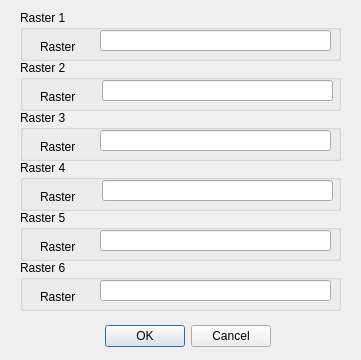
Before: the Qt Designer form TestModule_dialog.ui in fundor333/RUSLECalculator, drawn with Qt 5.
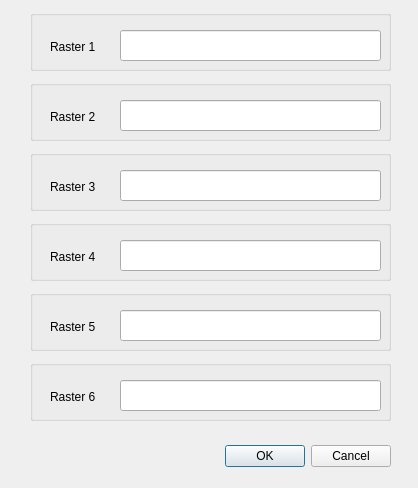
After: the same form once the commit is applied.

Commit message: Test per la grafica

```diff
--- a/TestModule_dialog.ui
+++ b/TestModule_dialog.ui
@@ -6,8 +6,8 @@
    <rect>
     <x>0</x>
     <y>0</y>
-    <width>361</width>
-    <height>360</height>
+    <width>418</width>
+    <height>488</height>
    </rect>
   </property>
   <property name="cursor">
@@ -19,9 +19,9 @@
   <widget class="QDialogButtonBox" name="button_box">
    <property name="geometry">
     <rect>
-     <x>90</x>
-     <y>320</y>
-     <width>181</width>
+     <x>50</x>
+     <y>440</y>
+     <width>341</width>
      <height>32</height>
     </rect>
    </property>
@@ -35,218 +35,218 @@
   <widget class="QGroupBox" name="groupBox">
    <property name="geometry">
     <rect>
-     <x>20</x>
+     <x>30</x>
      <y>10</y>
-     <width>321</width>
-     <height>51</height>
+     <width>361</width>
+     <height>61</height>
     </rect>
    </property>
    <property name="title">
-    <string>Raster 1</string>
+    <string/>
    </property>
-   <widget class="QLabel" name="label">
-    <property name="geometry">
-     <rect>
-      <x>20</x>
-      <y>30</y>
-      <width>56</width>
-      <height>13</height>
-     </rect>
-    </property>
-    <property name="text">
-     <string>Raster</string>
-    </property>
-   </widget>
    <widget class="QLineEdit" name="inputL1">
     <property name="geometry">
      <rect>
-      <x>80</x>
+      <x>90</x>
       <y>20</y>
-      <width>231</width>
-      <height>21</height>
+      <width>261</width>
+      <height>31</height>
      </rect>
     </property>
    </widget>
+   <widget class="QLabel" name="label">
+    <property name="geometry">
+     <rect>
+      <x>20</x>
+      <y>30</y>
+      <width>56</width>
+      <height>13</height>
+     </rect>
+    </property>
+    <property name="text">
+     <string>Raster 1</string>
+    </property>
+   </widget>
   </widget>
   <widget class="QGroupBox" name="groupBox_2">
    <property name="geometry">
     <rect>
-     <x>20</x>
-     <y>60</y>
-     <width>321</width>
-     <height>51</height>
+     <x>30</x>
+     <y>80</y>
+     <width>361</width>
+     <height>61</height>
     </rect>
    </property>
    <property name="title">
-    <string>Raster 2</string>
+    <string/>
    </property>
-   <widget class="QLabel" name="label_2">
-    <property name="geometry">
-     <rect>
-      <x>20</x>
-      <y>30</y>
-      <width>56</width>
-      <height>13</height>
-     </rect>
-    </property>
-    <property name="text">
-     <string>Raster</string>
-    </property>
-   </widget>
    <widget class="QLineEdit" name="inputL2">
     <property name="geometry">
      <rect>
-      <x>82</x>
+      <x>90</x>
       <y>20</y>
-      <width>231</width>
-      <height>21</height>
+      <width>261</width>
+      <height>31</height>
      </rect>
     </property>
    </widget>
+   <widget class="QLabel" name="label_2">
+    <property name="geometry">
+     <rect>
+      <x>20</x>
+      <y>30</y>
+      <width>56</width>
+      <height>13</height>
+     </rect>
+    </property>
+    <property name="text">
+     <string>Raster 2</string>
+    </property>
+   </widget>
   </widget>
   <widget class="QGroupBox" name="groupBox_3">
    <property name="geometry">
     <rect>
-     <x>20</x>
-     <y>110</y>
-     <width>321</width>
-     <height>51</height>
+     <x>30</x>
+     <y>150</y>
+     <width>361</width>
+     <height>61</height>
     </rect>
    </property>
    <property name="title">
-    <string>Raster 3</string>
+    <string/>
    </property>
-   <widget class="QLabel" name="label_3">
-    <property name="geometry">
-     <rect>
-      <x>20</x>
-      <y>30</y>
-      <width>56</width>
-      <height>13</height>
-     </rect>
-    </property>
-    <property name="text">
-     <string>Raster</string>
-    </property>
-   </widget>
    <widget class="QLineEdit" name="inputL3">
     <property name="geometry">
      <rect>
-      <x>80</x>
+      <x>90</x>
       <y>20</y>
-      <width>231</width>
-      <height>21</height>
+      <width>261</width>
+      <height>31</height>
      </rect>
     </property>
    </widget>
+   <widget class="QLabel" name="label_3">
+    <property name="geometry">
+     <rect>
+      <x>20</x>
+      <y>30</y>
+      <width>56</width>
+      <height>13</height>
+     </rect>
+    </property>
+    <property name="text">
+     <string>Raster 3</string>
+    </property>
+   </widget>
   </widget>
   <widget class="QGroupBox" name="groupBox_4">
    <property name="geometry">
     <rect>
-     <x>20</x>
-     <y>160</y>
-     <width>321</width>
-     <height>51</height>
+     <x>30</x>
+     <y>220</y>
+     <width>361</width>
+     <height>61</height>
     </rect>
    </property>
    <property name="title">
-    <string>Raster 4</string>
+    <string/>
    </property>
-   <widget class="QLabel" name="label_4">
-    <property name="geometry">
-     <rect>
-      <x>20</x>
-      <y>30</y>
-      <width>56</width>
-      <height>13</height>
-     </rect>
-    </property>
-    <property name="text">
-     <string>Raster</string>
-    </property>
-   </widget>
    <widget class="QLineEdit" name="inputL4">
     <property name="geometry">
      <rect>
-      <x>82</x>
+      <x>90</x>
       <y>20</y>
-      <width>231</width>
-      <height>21</height>
+      <width>261</width>
+      <height>31</height>
      </rect>
     </property>
    </widget>
+   <widget class="QLabel" name="label_4">
+    <property name="geometry">
+     <rect>
+      <x>20</x>
+      <y>30</y>
+      <width>56</width>
+      <height>13</height>
+     </rect>
+    </property>
+    <property name="text">
+     <string>Raster 4</string>
+    </property>
+   </widget>
   </widget>
   <widget class="QGroupBox" name="groupBox_5">
    <property name="geometry">
     <rect>
-     <x>20</x>
-     <y>210</y>
-     <width>321</width>
-     <height>51</height>
+     <x>30</x>
+     <y>290</y>
+     <width>361</width>
+     <height>61</height>
     </rect>
    </property>
    <property name="title">
-    <string>Raster 5</string>
+    <string/>
    </property>
-   <widget class="QLabel" name="label_5">
-    <property name="geometry">
-     <rect>
-      <x>20</x>
-      <y>30</y>
-      <width>56</width>
-      <height>13</height>
-     </rect>
-    </property>
-    <property name="text">
-     <string>Raster</string>
-    </property>
-   </widget>
    <widget class="QLineEdit" name="inputL5">
     <property name="geometry">
      <rect>
-      <x>80</x>
+      <x>90</x>
       <y>20</y>
-      <width>231</width>
-      <height>21</height>
+      <width>261</width>
+      <height>31</height>
      </rect>
     </property>
    </widget>
+   <widget class="QLabel" name="label_5">
+    <property name="geometry">
+     <rect>
+      <x>20</x>
+      <y>30</y>
+      <width>56</width>
+      <height>13</height>
+     </rect>
+    </property>
+    <property name="text">
+     <string>Raster 5</string>
+    </property>
+   </widget>
   </widget>
   <widget class="QGroupBox" name="groupBox_6">
    <property name="geometry">
     <rect>
-     <x>20</x>
-     <y>260</y>
-     <width>321</width>
-     <height>51</height>
+     <x>30</x>
+     <y>360</y>
+     <width>361</width>
+     <height>61</height>
     </rect>
    </property>
    <property name="title">
-    <string>Raster 6</string>
+    <string/>
    </property>
-   <widget class="QLabel" name="label_6">
-    <property name="geometry">
-     <rect>
-      <x>20</x>
-      <y>30</y>
-      <width>56</width>
-      <height>13</height>
-     </rect>
-    </property>
-    <property name="text">
-     <string>Raster</string>
-    </property>
-   </widget>
    <widget class="QLineEdit" name="inputL6">
     <property name="geometry">
      <rect>
-      <x>80</x>
+      <x>90</x>
       <y>20</y>
-      <width>231</width>
-      <height>21</height>
+      <width>261</width>
+      <height>31</height>
      </rect>
     </property>
    </widget>
+   <widget class="QLabel" name="label_6">
+    <property name="geometry">
+     <rect>
+      <x>20</x>
+      <y>30</y>
+      <width>56</width>
+      <height>13</height>
+     </rect>
+    </property>
+    <property name="text">
+     <string>Raster 6</string>
+    </property>
+   </widget>
   </widget>
  </widget>
  <resources/>
```
Left out of the diff: 38 changed lines with no effect on the pictures. The commit also changes 1 other file.
